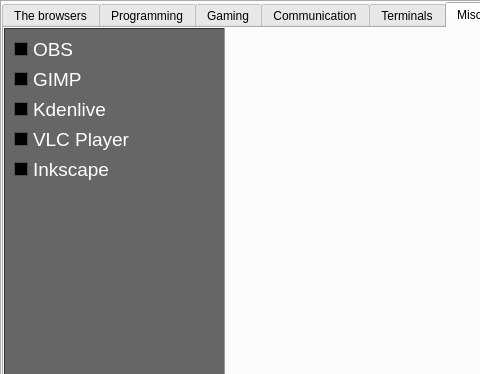
First picture: the form in mainwindow.ui, repository nocapscripts/linux-utility, before the edit; both pictures show x 0 to 480 and y 0 to 374 of the 1031 by 723 pixel window.
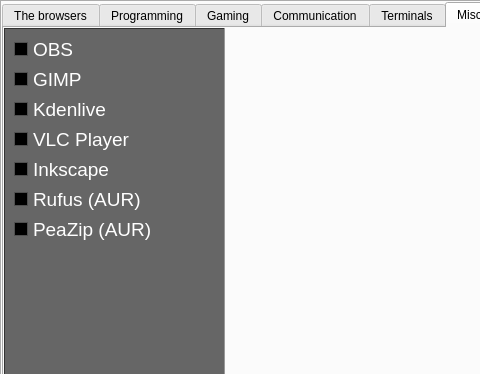
Second picture: the form after the edit. The open tabs and pages were chosen to show the change.

Diff of the .ui file:
```diff
--- a/mainwindow.ui
+++ b/mainwindow.ui
@@ -4155,6 +4155,42 @@
           <string>Inkscape</string>
          </property>
         </widget>
+        <widget class="QCheckBox" name="chRufus">
+         <property name="geometry">
+          <rect>
+           <x>10</x>
+           <y>160</y>
+           <width>201</width>
+           <height>23</height>
+          </rect>
+         </property>
+         <property name="font">
+          <font>
+           <pointsize>14</pointsize>
+          </font>
+         </property>
+         <property name="text">
+          <string>Rufus (AUR)</string>
+         </property>
+        </widget>
+        <widget class="QCheckBox" name="chPeaZip">
+         <property name="geometry">
+          <rect>
+           <x>10</x>
+           <y>190</y>
+           <width>201</width>
+           <height>23</height>
+          </rect>
+         </property>
+         <property name="font">
+          <font>
+           <pointsize>14</pointsize>
+          </font>
+         </property>
+         <property name="text">
+          <string>PeaZip (AUR)</string>
+         </property>
+        </widget>
        </widget>
       </widget>
      </widget>
```
Left out of the diff: 53 changed lines with no effect on the pictures.
